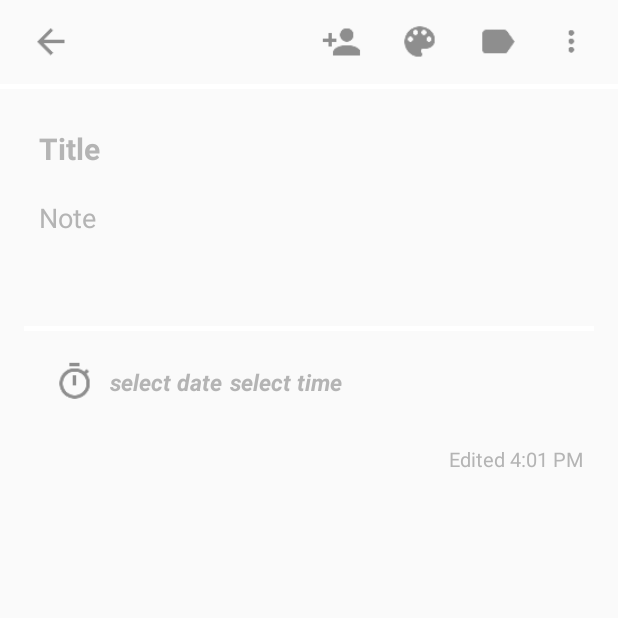
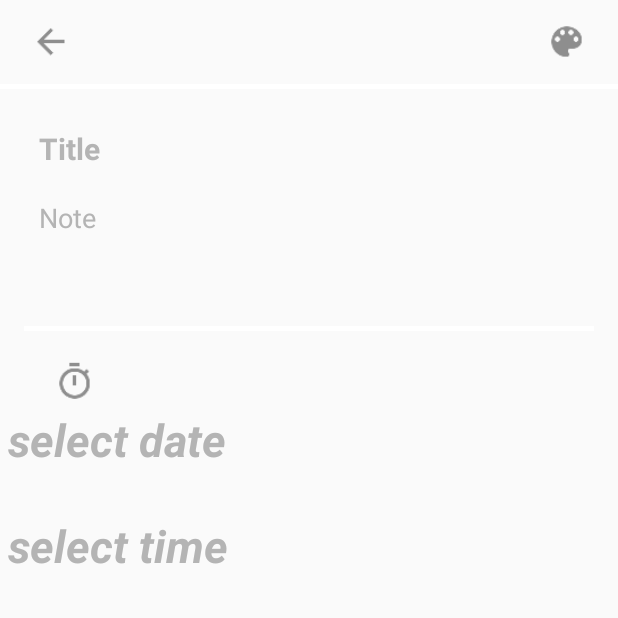
Before and after one commit to mmsamiei/keeps, an Android app: the NoteActivity screen opened directly, with no data from a screen before it, on a phone screen of 412 x 824 dp, the top half of it. Run offline under Robolectric (Android 15) with nearby library versions, the phone set to English and light mode, and no system bars.

Commit message:
some graphical improvement

```diff
--- a/app/src/main/java/com/mmsamiei/keeps/MainActivity.java
+++ b/app/src/main/java/com/mmsamiei/keeps/MainActivity.java
@@ -18,6 +18,7 @@ import android.os.Bundle;
 import android.os.SystemClock;
 import android.util.Log;
 import android.view.View;
+import android.view.Window;
 import android.widget.AdapterView;
 import android.widget.Button;
 import android.widget.ListView;
@@ -40,6 +41,7 @@ public class MainActivity extends Activity {
         super.onCreate(savedInstanceState);
         mydb = openOrCreateDatabase(Constants.DATABASE_NAME,MODE_PRIVATE,null);
         mydb.execSQL("Create table if not exists notes( id INTEGER PRIMARY KEY  , title varchar(64) ,color int,description varchar(128),date varchar(16),time varchar(16) )");
+        getWindow().requestFeature(Window.FEATURE_CONTENT_TRANSITIONS);
         setContentView(R.layout.ac_main);
         SharedPreferences prefs = getSharedPreferences(Constants.PREFS_NAME, 0);
         String username ;
--- a/app/src/main/res/layout/ac_main.xml
+++ b/app/src/main/res/layout/ac_main.xml
@@ -22,7 +22,6 @@
         android:background="@drawable/drawable_button_background"
         android:textSize="30sp"
         android:layout_gravity="right" />
-
     <Button
         android:layout_width="fill_parent"
         android:layout_height="wrap_content"
--- a/app/src/main/res/layout/ac_note.xml
+++ b/app/src/main/res/layout/ac_note.xml
@@ -29,7 +29,7 @@
             android:layout_marginRight="16dp"
             android:gravity="right|center">
 
-            <ImageView
+            ImageView
                 android:id="@+id/friend"
                 android:layout_width="36dp"
                 android:layout_height="36dp"
@@ -51,7 +51,7 @@
                 android:scaleType="fitXY"
                 android:src="@drawable/ic_action_palette" />
 
-            <ImageView
+            ImageView
                 android:id="@+id/lable"
                 android:layout_width="36dp"
                 android:layout_height="36dp"
@@ -62,7 +62,7 @@
                 android:scaleType="fitXY"
                 android:src="@drawable/ic_action_name" />
 
-            <ImageView
+            ImageView
                 android:id="@+id/setting"
                 android:layout_width="30dp"
                 android:layout_height="30dp"
@@ -95,7 +95,9 @@
         android:textColor="#212121"
         android:textColorHint="#b4b4b4"
         android:textSize="20sp"
-        android:textStyle="bold" />
+        android:textStyle="bold"
+        android:inputType=
+            "textCapSentences|textAutoCorrect"/>
 
     <EditText
         android:layout_width="match_parent"
@@ -110,7 +112,8 @@
         android:textColor="#212121"
         android:textColorHint="#b4b4b4"
         android:textSize="18sp"
-        android:textStyle="normal" />
+        android:textStyle="normal"
+        />
 
 
     <View
@@ -141,6 +144,10 @@
             android:scaleType="fitCenter"
             android:src="@drawable/ic_action_timer" />
 
+    </LinearLayout>
+
+
+
     <TextView
     android:id="@+id/select_date"
     android:layout_width="wrap_content"
@@ -148,8 +155,9 @@
     android:layout_marginLeft="5dp"
     android:text="select date"
     android:textColor="#b4b4b4"
-        android:textSize="15sp"
+    android:textSize="30sp"
     android:textStyle="italic|bold" />
+
     <TextView
         android:id="@+id/select_time"
         android:layout_width="wrap_content"
@@ -157,21 +165,8 @@
         android:layout_marginLeft="5dp"
         android:text="select time"
         android:textColor="#b4b4b4"
-            android:textSize="15sp"
+        android:textSize="30sp"
+        android:layout_marginTop="30dp"
         android:textStyle="italic|bold" />
 
 </LinearLayout>
-
-    <TextView
-        android:layout_width="match_parent"
-        android:layout_height="wrap_content"
-        android:layout_marginLeft="16dp"
-        android:layout_marginRight="16dp"
-        android:layout_marginTop="16dp"
-        android:gravity="right"
-        android:padding="8dp"
-        android:text="Edited 4:01 PM"
-        android:textColor="#b4b4b4"
-        android:textSize="13sp" />
-
-</LinearLayout>
--- a/app/src/main/res/layout/di_time_picker.xml
+++ b/app/src/main/res/layout/di_time_picker.xml
@@ -9,7 +9,8 @@
         android:layout_width="wrap_content"
         android:layout_height="wrap_content"
         android:id="@+id/timePicker"
-        android:layout_gravity="center" />
+        android:layout_gravity="center"
+        android:soundEffectsEnabled="true"/>
 
     <Button
         android:layout_width="174dp"
--- a/app/src/main/res/values/styles.xml
+++ b/app/src/main/res/values/styles.xml
@@ -6,6 +6,8 @@
         <item name="colorPrimary">@color/colorPrimary</item>
         <item name="colorPrimaryDark">@color/colorPrimaryDark</item>
         <item name="colorAccent">@color/colorAccent</item>
+
+
     </style>
 
 </resources>
```
Also changed, not shown: app/build.gradle (+7 -2 lines), app/src/main/res/layout/ac_modify.xml (+27 -22 lines), app/src/main/res/layout/fragment1.xml (deleted, +0 -13 lines), app/src/main/res/layout/fragment2.xml (deleted, +0 -12 lines), app/src/main/res/layout/fragment3.xml (deleted, +0 -11 lines). Lines whose indentation alone changed are shown as unchanged.
